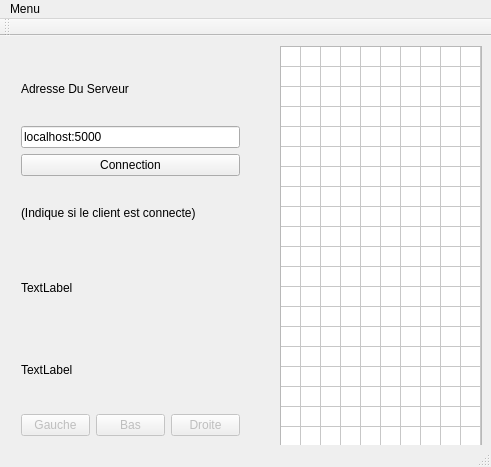
The window that ClientClassique/mainwindow.ui (Aranud/PI3A_Tetris) describes before a commit, drawn with Qt 5.
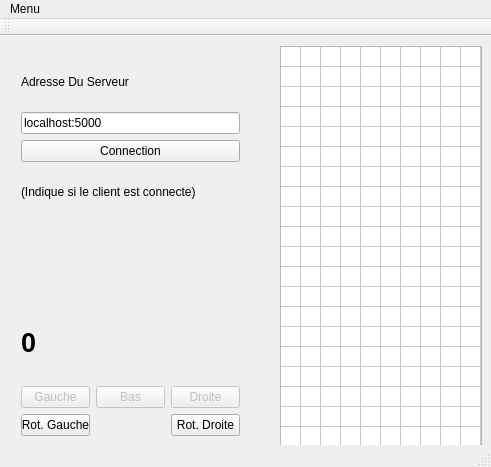
The same window after the commit.

Diff of the .ui file:
```diff
--- a/ClientClassique/mainwindow.ui
+++ b/ClientClassique/mainwindow.ui
@@ -158,20 +158,29 @@
        <item>
         <widget class="QLabel" name="labelPiecesRecu">
          <property name="text">
-          <string>TextLabel</string>
+          <string/>
          </property>
         </widget>
        </item>
        <item>
         <widget class="QLabel" name="labelScore">
+         <property name="font">
+          <font>
+           <pointsize>20</pointsize>
+           <weight>75</weight>
+           <bold>true</bold>
+          </font>
+         </property>
          <property name="text">
-          <string>TextLabel</string>
+          <string>0</string>
          </property>
         </widget>
        </item>
+      </layout>
+     </item>
        <item>
-        <layout class="QHBoxLayout" name="horizontalLayout">
-         <item>
+      <layout class="QGridLayout" name="gridLayout">
+       <item row="0" column="0">
           <widget class="QPushButton" name="boutonGauche">
            <property name="enabled">
             <bool>false</bool>
@@ -181,17 +190,7 @@
            </property>
           </widget>
          </item>
-         <item>
-          <widget class="QPushButton" name="boutonBas">
-           <property name="enabled">
-            <bool>false</bool>
-           </property>
-           <property name="text">
-            <string>Bas</string>
-           </property>
-          </widget>
-         </item>
-         <item>
+       <item row="0" column="2">
           <widget class="QPushButton" name="boutonDroite">
            <property name="enabled">
             <bool>false</bool>
@@ -201,7 +200,29 @@
            </property>
           </widget>
          </item>
-        </layout>
+       <item row="0" column="1">
+        <widget class="QPushButton" name="boutonBas">
+         <property name="enabled">
+          <bool>false</bool>
+         </property>
+         <property name="text">
+          <string>Bas</string>
+         </property>
+        </widget>
+       </item>
+       <item row="1" column="2">
+        <widget class="QPushButton" name="boutonRotDroite">
+         <property name="text">
+          <string>Rot. Droite</string>
+         </property>
+        </widget>
+       </item>
+       <item row="1" column="0">
+        <widget class="QPushButton" name="boutonRotGauche">
+         <property name="text">
+          <string>Rot. Gauche</string>
+         </property>
+        </widget>
        </item>
       </layout>
      </item>
```
Lines whose indentation alone changed are shown as unchanged.
